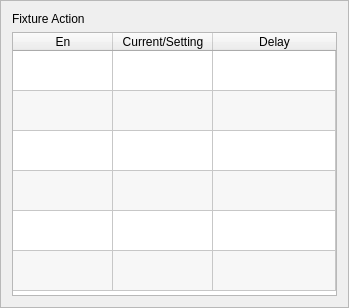
Before: the Qt Designer form hcinstruction/ichcfixturepage.ui in dongdong-2009/3-5AxisRobot, drawn with Qt 5.
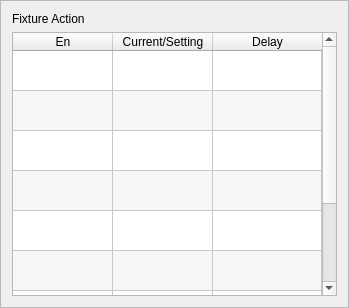
After: the same form once the commit is applied. Icons and pictures are not drawn. Custom widgets are drawn as their Qt base class.

Patch:
```diff
--- a/hcinstruction/ichcfixturepage.ui
+++ b/hcinstruction/ichcfixturepage.ui
@@ -131,6 +131,11 @@
        <string>Fixture4</string>
       </property>
      </row>
+     <row>
+      <property name="text">
+       <string>Fixture5</string>
+      </property>
+     </row>
      <row>
       <property name="text">
        <string>Sucker1</string>
@@ -141,6 +146,16 @@
        <string>Sucker2</string>
       </property>
      </row>
+     <row>
+      <property name="text">
+       <string>Sucker3</string>
+      </property>
+     </row>
+     <row>
+      <property name="text">
+       <string>Sucker4</string>
+      </property>
+     </row>
      <column>
       <property name="text">
        <string>En</string>
@@ -218,18 +233,10 @@
       </property>
      </item>
      <item row="4" column="0">
-      <property name="text">
-       <string/>
-      </property>
       <property name="checkState">
        <enum>Unchecked</enum>
       </property>
      </item>
-     <item row="4" column="1">
-      <property name="text">
-       <string/>
-      </property>
-     </item>
      <item row="5" column="0">
       <property name="text">
        <string/>
@@ -243,6 +250,35 @@
        <string/>
       </property>
      </item>
+     <item row="6" column="0">
+      <property name="text">
+       <string/>
+      </property>
+      <property name="checkState">
+       <enum>Unchecked</enum>
+      </property>
+     </item>
+     <item row="6" column="1">
+      <property name="text">
+       <string/>
+      </property>
+     </item>
+     <item row="7" column="0">
+      <property name="text">
+       <string/>
+      </property>
+      <property name="checkState">
+       <enum>Unchecked</enum>
+      </property>
+     </item>
+     <item row="8" column="0">
+      <property name="text">
+       <string/>
+      </property>
+      <property name="checkState">
+       <enum>Unchecked</enum>
+      </property>
+     </item>
     </widget>
    </item>
   </layout>
```
